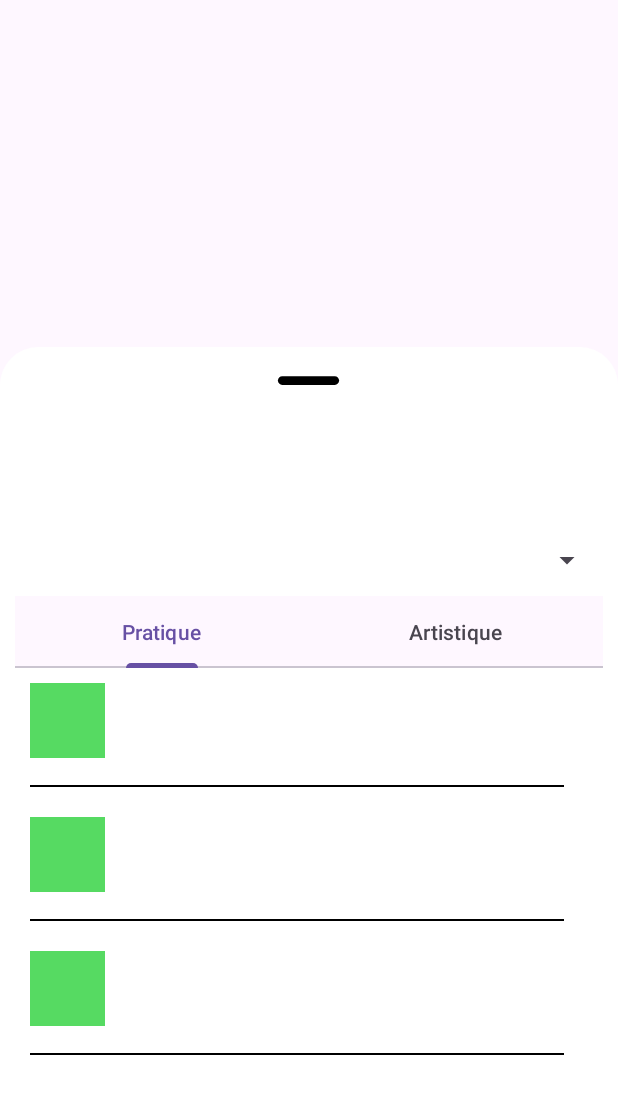
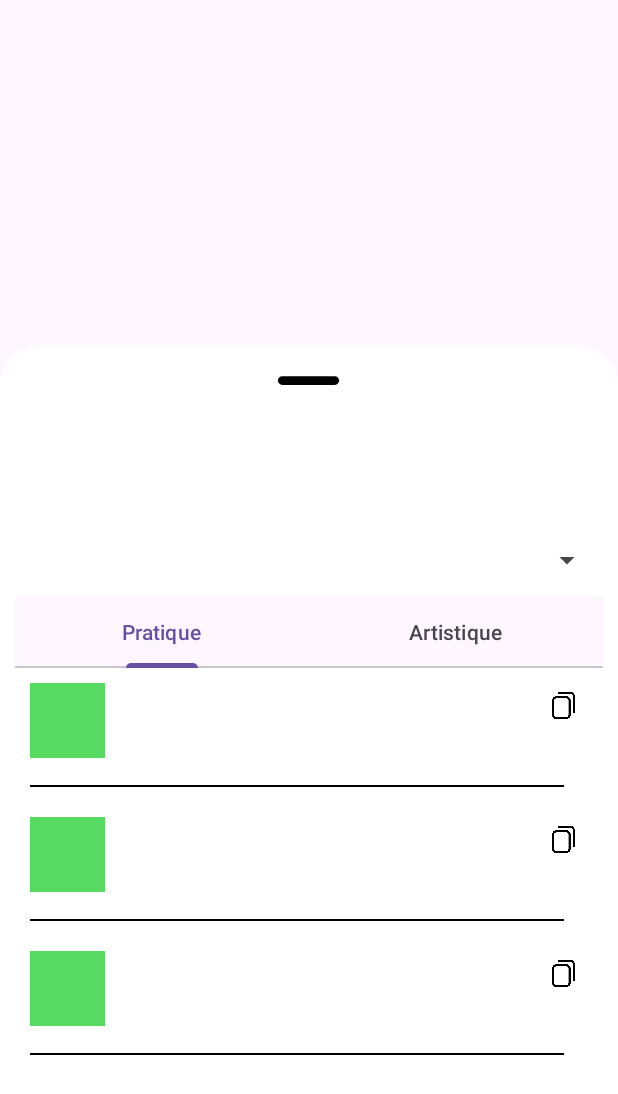
Before and after one commit to SaadaLaura/UpcyclingScore, an Android app: the layout fragment_bottom_sheet.xml on its own in the app's theme, with its tools: preview values and no code run, on a phone screen of 412 x 824 dp. Shown: the top 1094 px of the screen. Run offline under Robolectric (Android 15) with nearby library versions, the phone set to English and light mode, and no system bars.

Commit message:
Add icone pour copier coller les urls

```diff
--- a/app/src/main/java/com/upcycling/MainActivity.java
+++ b/app/src/main/java/com/upcycling/MainActivity.java
@@ -124,19 +124,19 @@ public class MainActivity extends AppCompatActivity {
                                                 ReuseIdea.ReuseType.PRACTICAL,
                                                 "Stockage",
                                                 "Réutiliser pour stocker des choses",
-                                                "https://www.azerty.com/"
+                                                "https://blog.kisskissbankbank.com/actualites/huit-sites-inspirants-pour-une-deco-diy/"
                                         ),
                                         new ReuseIdea(
                                                 ReuseIdea.ReuseType.PRACTICAL,
                                                 "Chapeau",
                                                 "Découpez et pliez la boite afin de pouvoir vous protéger de la pluie",
-                                                "https://www.azerty.com/"
+                                                "https://www.diy.fr/"
                                         ),
                                         new ReuseIdea(
                                                 ReuseIdea.ReuseType.ARTISTIC,
                                                 "Origami",
                                                 "Un peu chiant",
-                                                "https://www.azerty.com/"
+                                                "https://www.diy.fr/"
                                         ),
                                 }
                         )
--- a/app/src/main/res/layout/reuse_idea_item.xml
+++ b/app/src/main/res/layout/reuse_idea_item.xml
@@ -28,6 +28,16 @@
         android:textSize="15sp"
         />
 
+    <ImageView
+        android:id="@+id/copy_icon"
+        android:layout_width="30dp"
+        android:layout_height="30dp"
+        android:layout_alignParentEnd="true"
+        android:layout_marginEnd="1dp"
+        android:contentDescription="copy_url"
+        android:padding="6dp"
+        android:src="@drawable/copie_icone" />
+
     <View
         android:id="@+id/divider"
         android:layout_width="match_parent"
```
Also changed, not shown: app/src/main/java/com/upcycling/ReuseIdeaAdapter.java (+20 -2 lines), app/src/main/res/drawable/copie_icone.png (added).
